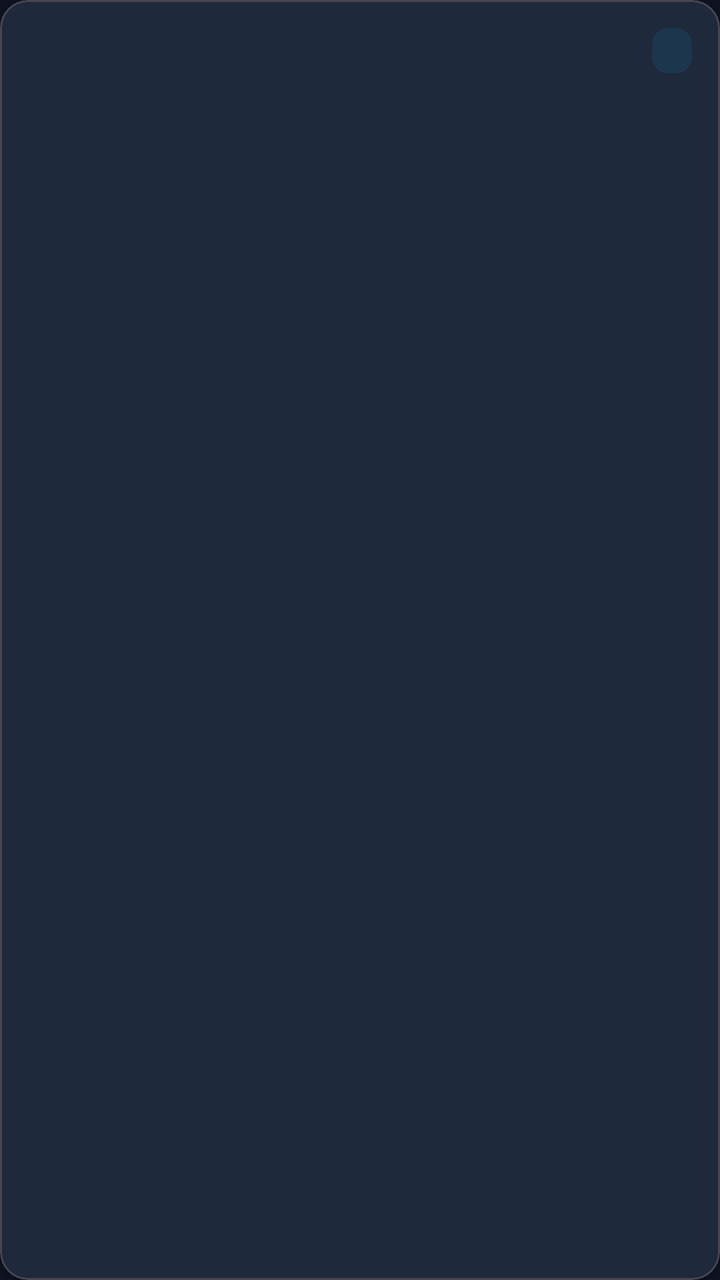
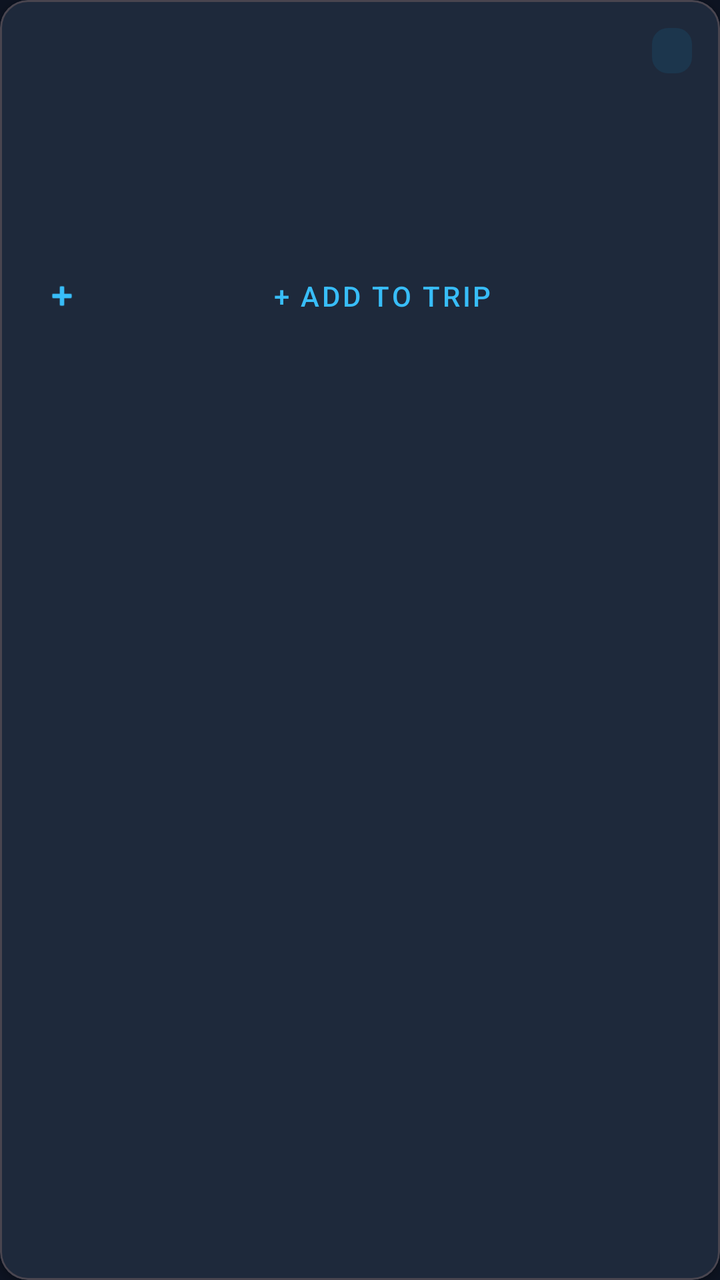

Before-and-after screenshots of an Android layout around one commit, followed by the original layout XML and the change that was made.
<!-- AndroidManifest.xml: application theme Theme.TravelPlanner -->
<!-- res/layout/item_suggestion.xml -->
<?xml version="1.0" encoding="utf-8"?>
<com.google.android.material.card.MaterialCardView
    xmlns:android="http://schemas.android.com/apk/res/android"
    xmlns:app="http://schemas.android.com/apk/res-auto"
    android:layout_width="match_parent"
    android:layout_height="wrap_content"
    android:layout_marginBottom="10dp"
    app:cardCornerRadius="14dp"
    app:cardElevation="2dp"
    app:cardBackgroundColor="@color/surface">

    <LinearLayout android:layout_width="match_parent" android:layout_height="wrap_content"
        android:orientation="vertical" android:padding="14dp">

        <LinearLayout android:layout_width="match_parent" android:layout_height="wrap_content"
            android:orientation="horizontal" android:layout_marginBottom="6dp">
            <LinearLayout android:layout_width="0dp" android:layout_height="wrap_content"
                android:layout_weight="1" android:orientation="vertical">
                <TextView android:id="@+id/textName"
                    android:layout_width="wrap_content" android:layout_height="wrap_content"
                    android:textColor="@color/text_primary" android:textSize="16sp"
                    android:textStyle="bold" android:layout_marginBottom="2dp" />
                <LinearLayout android:layout_width="wrap_content" android:layout_height="wrap_content"
                    android:orientation="horizontal">
                    <TextView android:id="@+id/textRating"
                        android:layout_width="wrap_content" android:layout_height="wrap_content"
                        android:textColor="#F59E0B" android:textSize="12sp" android:layout_marginEnd="6dp" />
                    <TextView android:id="@+id/textPrice"
                        android:layout_width="wrap_content" android:layout_height="wrap_content"
                        android:textColor="@color/primary" android:textSize="12sp" android:textStyle="bold" />
                </LinearLayout>
            </LinearLayout>
            <TextView android:id="@+id/textCategory"
                android:layout_width="wrap_content" android:layout_height="wrap_content"
                android:background="@drawable/bg_chip_secondary"
                android:paddingStart="10dp" android:paddingEnd="10dp"
                android:paddingTop="4dp" android:paddingBottom="4dp"
                android:textColor="@color/primary" android:textSize="11sp" android:textStyle="bold" />
        </LinearLayout>

        <TextView android:id="@+id/textDescription"
            android:layout_width="match_parent" android:layout_height="wrap_content"
            android:textColor="@color/text_secondary" android:textSize="13sp"
            android:layout_marginBottom="6dp" android:maxLines="2" android:ellipsize="end" />

        <LinearLayout android:layout_width="match_parent" android:layout_height="wrap_content"
            android:orientation="horizontal" android:layout_marginBottom="4dp">
            <TextView android:id="@+id/textAddress"
                android:layout_width="0dp" android:layout_height="wrap_content"
                android:layout_weight="1"
                android:textColor="@color/text_secondary" android:textSize="11sp"
                android:maxLines="1" android:ellipsize="end" />
            <TextView android:id="@+id/textDuration"
                android:layout_width="wrap_content" android:layout_height="wrap_content"
                android:textColor="@color/text_secondary" android:textSize="11sp" />
        </LinearLayout>

        <TextView android:id="@+id/textVibes"
            android:layout_width="match_parent" android:layout_height="wrap_content"
            android:textColor="@color/text_secondary" android:textSize="10sp"
            android:fontFamily="monospace" />
    </LinearLayout>
</com.google.android.material.card.MaterialCardView>
<!-- resources referenced by this layout -->
<resources>
  <color name="primary">#38BDF8</color>
  <color name="surface">#1E293B</color>
  <color name="text_primary">#F8FAFC</color>
  <color name="text_secondary">#94A3B8</color>
  <!-- drawable bg_chip_secondary (drawable) -->
  <?xml version="1.0" encoding="utf-8"?>
  <shape xmlns:android="http://schemas.android.com/apk/res/android"
      android:shape="rectangle">
      <solid android:color="#1A0EA5E9" />
      <corners android:radius="8dp" />
  </shape>
  <style name="Theme.TravelPlanner" parent="Theme.Material3.Dark.NoActionBar">
          <item name="colorPrimary">@color/primary</item>
          <item name="colorPrimaryVariant">@color/primary_dark</item>
          <item name="colorOnPrimary">@color/on_primary</item>
          <item name="colorSecondary">@color/accent</item>
          <item name="android:colorBackground">@color/background</item>
      </style>
  <color name="primary_dark">#0284C7</color>
  <color name="on_primary">#000000</color>
  <color name="accent">#F97316</color>
  <color name="background">#0D1321</color>
</resources>

<!-- the commit's change to res/layout/item_suggestion.xml (unified diff, before → after) -->
@@ -58,6 +58,15 @@
         <TextView android:id="@+id/textVibes"
             android:layout_width="match_parent" android:layout_height="wrap_content"
             android:textColor="@color/text_secondary" android:textSize="10sp"
-            android:fontFamily="monospace" />
+            android:fontFamily="monospace"
+            android:layout_marginBottom="8dp" />
+
+        <com.google.android.material.button.MaterialButton
+            android:id="@+id/btnAdd"
+            style="@style/Widget.MaterialComponents.Button.TextButton"
+            android:layout_width="match_parent"
+            android:layout_height="wrap_content"
+            android:text="+ Add to Trip"
+            app:icon="@android:drawable/ic_input_add" />
     </LinearLayout>
 </com.google.android.material.card.MaterialCardView>
